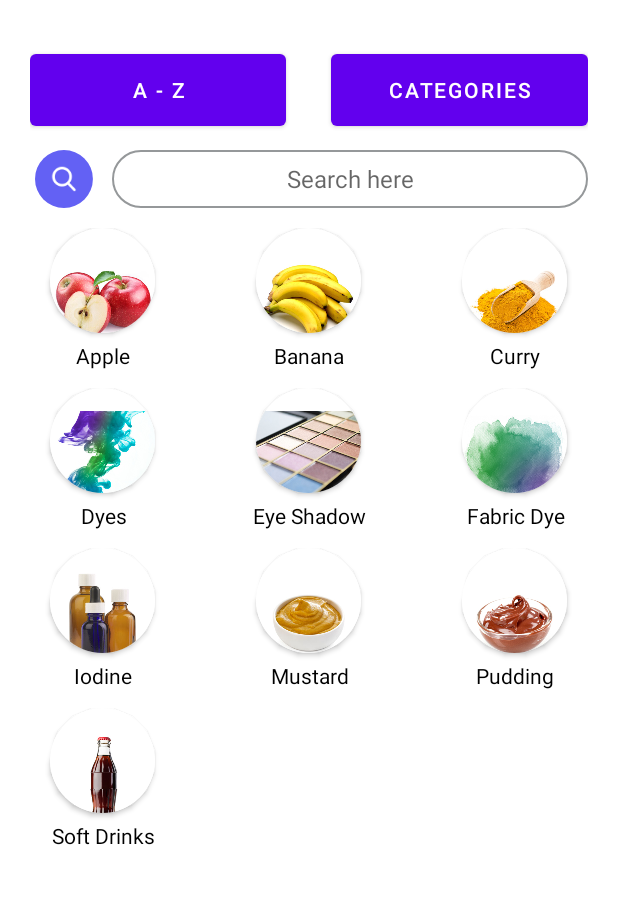
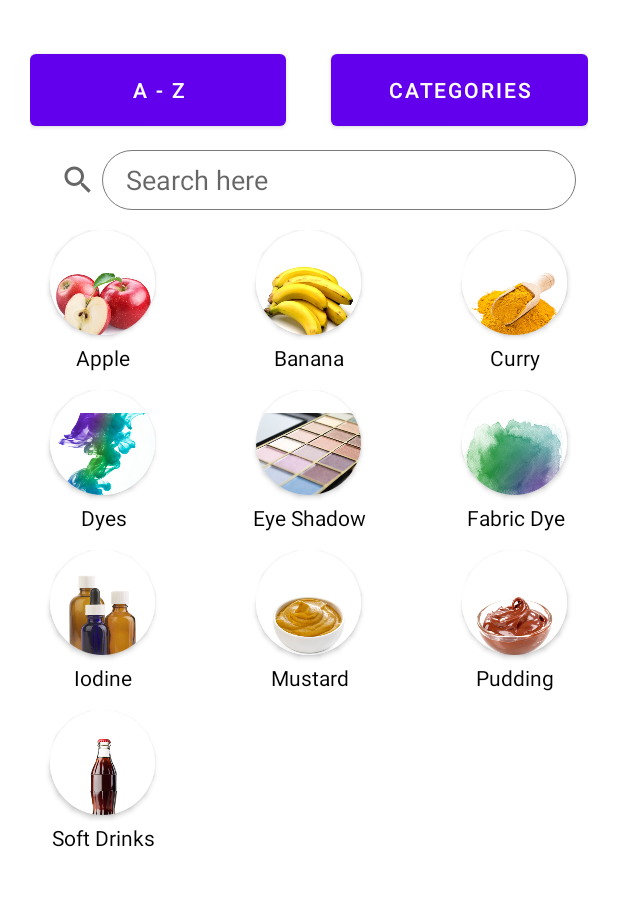
Before and after one commit to tonyjoo974/Stainless, an Android app: the screen it shows after launch (MainActivity), on a phone screen of 412 x 824 dp, the part 159-1065 px from its top. Run offline under Robolectric (Android 15) with nearby library versions, the light colour scheme and no system bars.

Commit message:
added basic active search

```diff
--- a/app/src/main/java/edu/illinois/cs465/stainless/MainActivity.java
+++ b/app/src/main/java/edu/illinois/cs465/stainless/MainActivity.java
@@ -1,20 +1,25 @@
 package edu.illinois.cs465.stainless;
 
 import androidx.appcompat.app.AppCompatActivity;
+import androidx.appcompat.widget.SearchView;
 import androidx.recyclerview.widget.GridLayoutManager;
 import androidx.recyclerview.widget.RecyclerView;
 
 import android.os.Bundle;
 import android.view.View;
-import android.widget.AdapterView;
 import android.widget.Button;
+import android.widget.Filter;
+import android.widget.Filterable;
 import android.widget.LinearLayout;
 import android.widget.Spinner;
+import android.widget.Toast;
 
 import java.util.ArrayList;
+import java.util.Collection;
 import java.util.List;
+import java.util.Locale;
 
-public class MainActivity extends AppCompatActivity {
+public class MainActivity extends AppCompatActivity implements SearchView.OnQueryTextListener {
     String[] spinnerTitles;
     int[] spinnerImages;
     boolean isUserInteracting = false;
@@ -23,6 +28,10 @@ public class MainActivity extends AppCompatActivity {
     View recyclerViewObj = null;
     View spinnerObj = null;
     LinearLayout contentSpace = null;
+    List<Stain> stains;
+    RecyclerViewAdapter myAdapter;
+    SearchView editSearch;
+    String prevUserInput;
 
     private void resetView() {
         contentSpace.removeAllViews();
@@ -40,14 +49,12 @@ public class MainActivity extends AppCompatActivity {
         isUserInteracting = true;
     }
 
-    List<Stain> stains;
-
     @Override
     protected void onCreate(Bundle savedInstanceState) {
         super.onCreate(savedInstanceState);
         setContentView(R.layout.activity_main);
 
-        stains = new ArrayList<>();
+        this.stains = new ArrayList<>();
         for (int i = 0; i < 1; i++) {
             stains.add(new Stain("Apple", "fruit", R.drawable.apple));
             stains.add(new Stain("Banana", "fruit", R.drawable.banana));
@@ -66,10 +73,13 @@ public class MainActivity extends AppCompatActivity {
         this.recyclerViewObj = getLayoutInflater().inflate(R.layout.recycler_view, null);
         this.spinnerObj = getLayoutInflater().inflate(R.layout.spinner, null);
 
+        // Locate the RecyclerView in recycler_view.xml
         RecyclerView recyclerView = recyclerViewObj.findViewById(R.id.recyclerView);
-        RecyclerViewAdapter myAdapter = new RecyclerViewAdapter(this, stains);
+        // Pass the stains to RecyclerViewAdapter Class
+        this.myAdapter = new RecyclerViewAdapter(this, stains);
         recyclerView.setLayoutManager(new GridLayoutManager(this, 3));
-        recyclerView.setAdapter(myAdapter);
+        // Bind the Adapter to RecyclerView
+        recyclerView.setAdapter(this.myAdapter);
 
         // Category
         Spinner spinner = spinnerObj.findViewById(R.id.category_spinner);
@@ -80,12 +90,12 @@ public class MainActivity extends AppCompatActivity {
         // Get button
         Button aToZButton = (Button) findViewById(R.id.aToZ_but_id);
         Button categoryButton = (Button) findViewById(R.id.category_but_id);
-        aToZButton.setOnClickListener(new View.OnClickListener() {
-            public void onClick(View v) {
-                if (categoryView) {
-                    categoryView = false;
-                    resetView();
-                }
+        aToZButton.setOnClickListener(v -> {
+            if (categoryView) {
+                categoryView = false;
+                resetView();
+                // retrieve previous search text
+                onQueryTextChange(this.prevUserInput);
             }
         });
 
@@ -94,12 +104,27 @@ public class MainActivity extends AppCompatActivity {
                 if (!categoryView) {
                     categoryView = true;
                     resetView();
+                    // set search text to null to show all stains
+                    myAdapter.filter("");
                 }
             }
         });
+        resetView();
 
-        resetView();
+        // Search bar initialization
+        editSearch = findViewById(R.id.search);
+        editSearch.setOnQueryTextListener(this);
     }
 
+    @Override
+    public boolean onQueryTextSubmit(String query) {
+        return false;
+    }
 
+    @Override
+    public boolean onQueryTextChange(String newText) {
+        this.prevUserInput = newText;
+        this.myAdapter.filter(newText);
+        return false;
+    }
 }
--- a/app/src/main/java/edu/illinois/cs465/stainless/RecyclerViewAdapter.java
+++ b/app/src/main/java/edu/illinois/cs465/stainless/RecyclerViewAdapter.java
@@ -1,5 +1,6 @@
 package edu.illinois.cs465.stainless;
 
+import android.annotation.SuppressLint;
 import android.content.Context;
 import android.content.Intent;
 import android.view.LayoutInflater;
@@ -12,16 +13,21 @@ import androidx.annotation.NonNull;
 import androidx.cardview.widget.CardView;
 import androidx.recyclerview.widget.RecyclerView;
 
+import java.util.ArrayList;
 import java.util.List;
+import java.util.Locale;
 
 public class RecyclerViewAdapter extends RecyclerView.Adapter<RecyclerViewAdapter.MyViewHolder> {
 
     private Context mContext;
-    private List<Stain> mData;
+    private List<Stain> stains;
+    private ArrayList<Stain> stainList;
 
-    public RecyclerViewAdapter(Context mContext, List<Stain> mData) {
+    public RecyclerViewAdapter(Context mContext, List<Stain> stains) {
         this.mContext = mContext;
-        this.mData = mData;
+        this.stains = stains;
+        this.stainList = new ArrayList<>();
+        this.stainList.addAll(stains);
     }
 
     @Override
@@ -33,17 +39,17 @@ public class RecyclerViewAdapter extends RecyclerView.Adapter<RecyclerViewAdapte
     }
 
     @Override
-    public void onBindViewHolder(@NonNull MyViewHolder holder, int position) {
-        holder.stain_name.setText(mData.get(position).getName());
-        holder.img_stain_thumbnail.setImageResource(mData.get(position).getThumbnail());
+    public void onBindViewHolder(@NonNull MyViewHolder holder, @SuppressLint("RecyclerView") int position) {
+        holder.stain_name.setText(stains.get(position).getName());
+        holder.img_stain_thumbnail.setImageResource(stains.get(position).getThumbnail());
         holder.cardView.setOnClickListener(new View.OnClickListener() {
             @Override
             public void onClick(View v) {
 
                 // segue to clicked page
                 Intent intent = new Intent(mContext, Stain_Activity.class);
-                intent.putExtra("StainName", mData.get(position).getName());
-                intent.putExtra("Thumbnail", mData.get(position).getThumbnail());
+                intent.putExtra("StainName", stains.get(position).getName());
+                intent.putExtra("Thumbnail", stains.get(position).getThumbnail());
                 mContext.startActivity(intent);
             }
         });
@@ -51,7 +57,21 @@ public class RecyclerViewAdapter extends RecyclerView.Adapter<RecyclerViewAdapte
 
     @Override
     public int getItemCount() {
-        return mData.size();
+        return stains.size();
+    }
+
+    public void filter(String newText) {
+        stains.clear();
+        if (newText == null){
+            stains.addAll(stainList);
+        } else {
+            for (Stain stain : stainList) {
+                if (stain.getName().toLowerCase().contains(newText.toLowerCase())){
+                    stains.add(stain);
+                }
+            }
+        }
+        notifyDataSetChanged();
     }
 
     public static class MyViewHolder extends RecyclerView.ViewHolder {
--- a/app/src/main/res/drawable/background.xml
+++ b/app/src/main/res/drawable/background.xml
@@ -1,7 +1,6 @@
 <?xml version="1.0" encoding="utf-8"?>
 <shape xmlns:android="http://schemas.android.com/apk/res/android"
-    android:shape="rectangle"
-    android:layout_marginStart="30dp">
+    android:shape="rectangle">
     <stroke
         android:width="0.5dp"
         android:color="#797979" />
@@ -31,9 +30,7 @@
 <!--        android:top="integer"-->
 <!--        android:right="integer"-->
 <!--        android:bottom="integer" />-->
-<!--    <size-->
-<!--        android:width="integer"-->
-<!--        android:height="integer" />-->
+
 <!--    <solid-->
 <!--        android:color="color" />-->
 <!--    <stroke-->
--- a/app/src/main/res/layout/search_bar.xml
+++ b/app/src/main/res/layout/search_bar.xml
@@ -1,6 +1,5 @@
 <?xml version="1.0" encoding="utf-8"?>
 <LinearLayout xmlns:android="http://schemas.android.com/apk/res/android"
-    xmlns:app="http://schemas.android.com/apk/res-auto"
     android:layout_width="match_parent"
     android:layout_height="35dp"
     android:orientation="horizontal"
@@ -8,35 +7,36 @@
     android:paddingVertical="10dp"
     android:layout_weight="0">
 
-<!--    <androidx.appcompat.widget.SearchView-->
-<!--        android:layout_width="match_parent"-->
-<!--        android:layout_height="40dp"-->
-<!--        app:iconifiedByDefault="false"-->
-<!--        app:queryBackground="@drawable/background"-->
-<!--        app:queryHint="Search here"-->
-<!--        app:searchIcon="@mipmap/search_button" />-->
-        <ImageButton
-            android:id="@+id/search_btn"
-            android:layout_width="0dp"
-            android:layout_height="match_parent"
-            android:layout_weight="1"
-            android:layout_marginRight="10dp"
-            android:gravity="center"
-            android:background="@android:color/background_light"
-            app:srcCompat="@mipmap/search_button"
-            app:showAsAction="always"
-            app:actionViewClass="androidx:appcompat.widget.SearchView"/>
+    <androidx.appcompat.widget.SearchView
+        xmlns:app="http://schemas.android.com/apk/res-auto"
+        android:id="@+id/search"
+        android:layout_width="match_parent"
+        android:layout_height="40dp"
+        app:iconifiedByDefault="false"
+        app:queryBackground="@drawable/background"
+        app:queryHint="Search here"/>
+<!--        <ImageButton-->
+<!--            android:id="@+id/search_btn"-->
+<!--            android:layout_width="0dp"-->
+<!--            android:layout_height="match_parent"-->
+<!--            android:layout_weight="1"-->
+<!--            android:layout_marginRight="10dp"-->
+<!--            android:gravity="center"-->
+<!--            android:background="@android:color/background_light"-->
+<!--            app:srcCompat="@mipmap/search_button"-->
+<!--            app:showAsAction="always"-->
+<!--            app:actionViewClass="androidx:appcompat.widget.SearchView"/>-->
 
-        <EditText
-            android:id="@+id/search_field"
-            android:layout_width="0dp"
-            android:layout_height="match_parent"
-            android:layout_weight="7"
-            android:gravity="center"
-            android:background="@drawable/search_layout"
-            android:ems="10"
-            android:hint="Search here"
-            android:inputType="text"
-            android:textColor="#999999"
-            android:textSize="16sp" />
+<!--        <EditText-->
+<!--            android:id="@+id/search_field"-->
+<!--            android:layout_width="0dp"-->
+<!--            android:layout_height="match_parent"-->
+<!--            android:layout_weight="7"-->
+<!--            android:gravity="center"-->
+<!--            android:background="@drawable/search_layout"-->
+<!--            android:ems="10"-->
+<!--            android:hint="Search here"-->
+<!--            android:inputType="text"-->
+<!--            android:textColor="#999999"-->
+<!--            android:textSize="16sp" />-->
 </LinearLayout>
```
